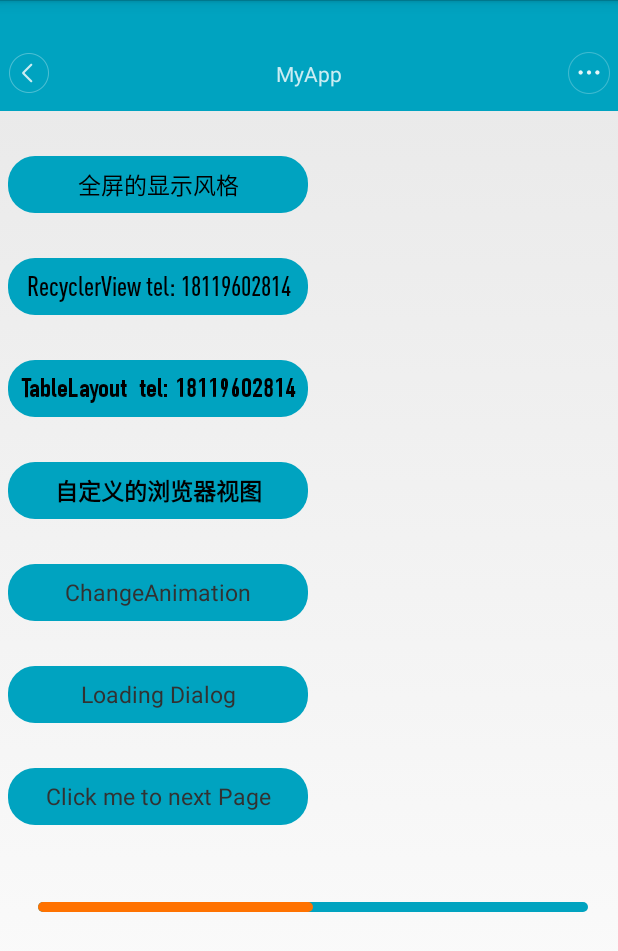
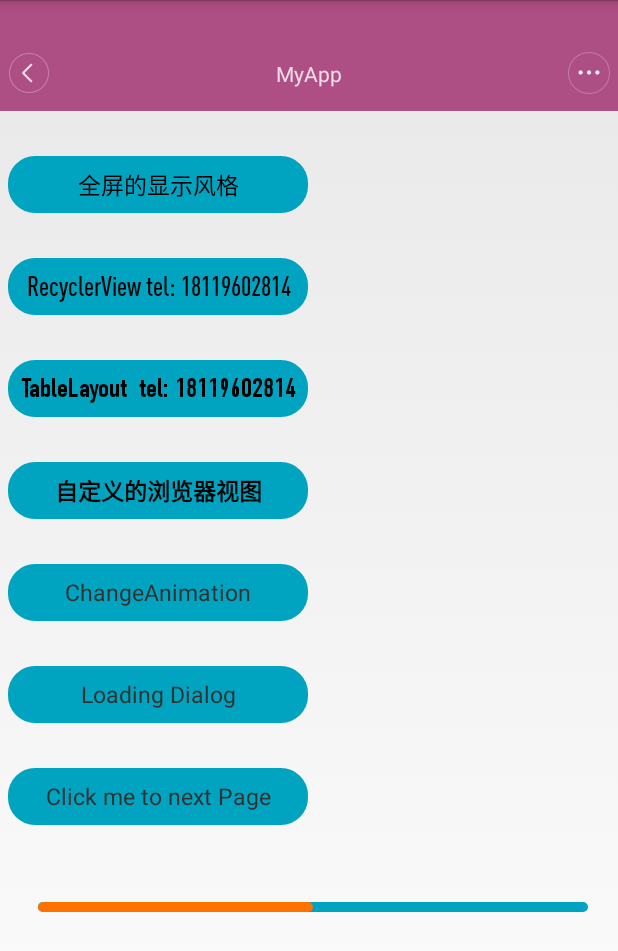
Before and after one commit to JayZhaoCN/CustomActionBar, an Android app: the screen it shows after launch (MainActivity), on a phone screen of 412 x 824 dp. Shown: the top 951 px of the screen. Run offline under Robolectric (Android 15) with nearby library versions, the phone set to English and light mode, and no system bars.

Commit message:
变色状态栏

```diff
--- a/app/src/main/java/com/jayzhao/customactionbar/MainActivity.java
+++ b/app/src/main/java/com/jayzhao/customactionbar/MainActivity.java
@@ -1,5 +1,7 @@
 package com.jayzhao.customactionbar;
 
+import android.animation.ArgbEvaluator;
+import android.animation.ValueAnimator;
 import android.app.Activity;
 import android.app.Dialog;
 import android.app.DownloadManager;
@@ -14,12 +16,14 @@ import android.os.Environment;
 import android.os.Handler;
 import android.os.Message;
 import android.os.PersistableBundle;
+import android.support.v4.content.ContextCompat;
 import android.util.DisplayMetrics;
 import android.util.Log;
 import android.view.Gravity;
 import android.view.LayoutInflater;
 import android.view.View;
 import android.view.ViewGroup;
+import android.view.animation.LinearInterpolator;
 import android.widget.ImageView;
 import android.widget.LinearLayout;
 import android.widget.TextView;
@@ -201,10 +205,37 @@ public class MainActivity extends MyBaseTitleActivity implements View.OnClickLis
         });
     }
 
+    private ValueAnimator mColorAnimator = null;
+
+    private void initAnimator() {
+        if(mColorAnimator == null) {
+            //关于Color的动画，调用ValueAnimator.ofArgb(int ...values)
+            mColorAnimator = ValueAnimator.ofInt
+                    (ContextCompat.getColor(this, R.color.bg_color_red),
+                            ContextCompat.getColor(this, R.color.colorPrimary), ContextCompat.getColor(this, R.color.blue_light));
+            //如果调用了ofArgb方法，就不用再去设置Evaluator了
+            mColorAnimator.setEvaluator(new ArgbEvaluator());
+            mColorAnimator.addUpdateListener(new ValueAnimator.AnimatorUpdateListener() {
+                int currentColor;
+                @Override
+                public void onAnimationUpdate(ValueAnimator animation) {
+                    currentColor = (int) animation.getAnimatedValue();
+                    setColorValue(currentColor);
+                }
+            });
+            mColorAnimator.setRepeatCount(ValueAnimator.INFINITE);
+            mColorAnimator.setDuration(5000);
+            mColorAnimator.setRepeatMode(ValueAnimator.REVERSE);
+            mColorAnimator.setInterpolator(new LinearInterpolator());
+            mColorAnimator.start();
+        }
+    }
+
     @Override
     protected void onCreate(Bundle savedInstanceState) {
         super.onCreate(savedInstanceState);
         this.setContentView(R.layout.activity_main);
+        initAnimator();
 
         DisplayMetrics metrics = new DisplayMetrics();
         getWindowManager().getDefaultDisplay().getMetrics(metrics);
--- a/app/src/main/java/com/jayzhao/customactionbar/MyBaseTitleActivity.java
+++ b/app/src/main/java/com/jayzhao/customactionbar/MyBaseTitleActivity.java
@@ -5,6 +5,7 @@ import android.app.Activity;
 import android.content.Context;
 import android.os.Build;
 import android.os.Bundle;
+import android.support.annotation.ColorInt;
 import android.support.v4.app.FragmentActivity;
 import android.util.Log;
 import android.view.Gravity;
@@ -99,6 +100,20 @@ public class MyBaseTitleActivity extends FragmentActivity {
     public Button getSearchButton() {
         return mSearchButton;
     }
+
+    /**
+     * set the color of titleBar and statusBar
+     * @param color colorInt, not colorRes
+     */
+    public void setColorValue(@ColorInt int color) {
+        if(mStatusView != null) {
+            mStatusView.setBackgroundColor(color);
+        }
+        if(null != mTitleParent) {
+            mTitleParent.setBackgroundColor(color);
+        }
+    }
+
     @Override
     protected void onCreate(Bundle savedInstanceState) {
         super.onCreate(savedInstanceState);
--- a/app/src/main/java/com/jayzhao/customactionbar/another_world/FragmentAnimationActivity.java
+++ b/app/src/main/java/com/jayzhao/customactionbar/another_world/FragmentAnimationActivity.java
@@ -43,7 +43,7 @@ public class FragmentAnimationActivity extends MyBaseTitleActivity {
         super.onCreate(savedInstanceState);
         setContentView(R.layout.activity_fragment);
         setStyle(STYLE.SINGLE_BACK, R.color.bg_color_red);
-        setTitle("FragmentAnimation");
+        setTitle("Fragment切换动画");
         ButterKnife.bind(this);
         mResources = getResources();
         mFragments = new ArrayList<AnimationFragment>();
```
